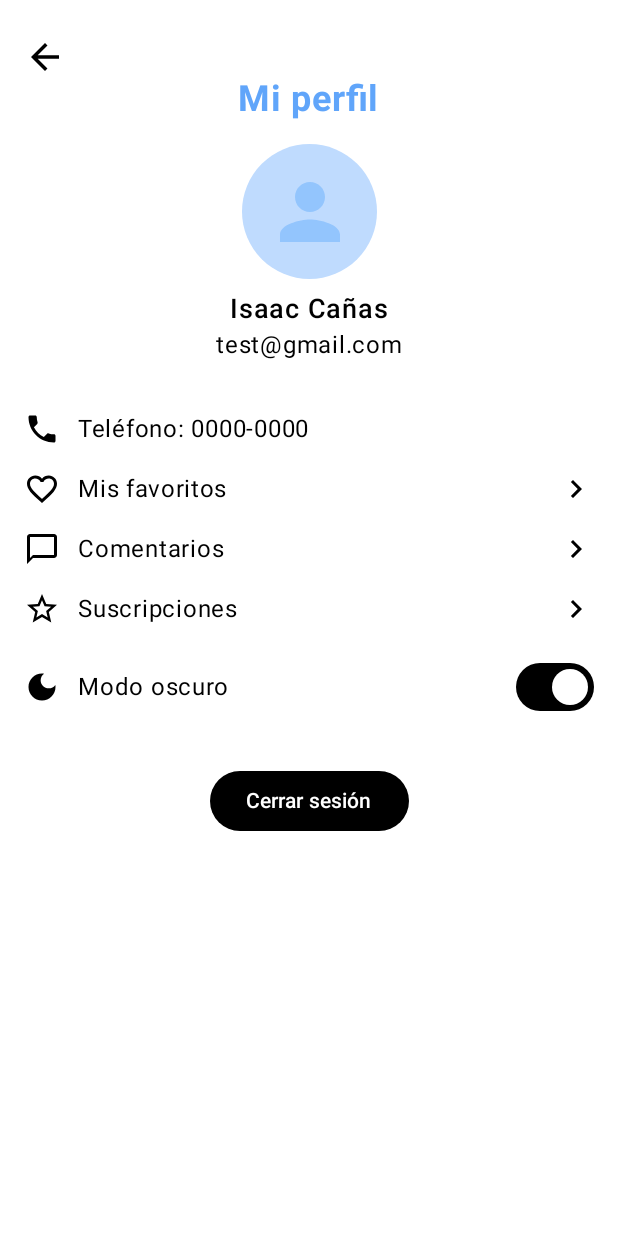
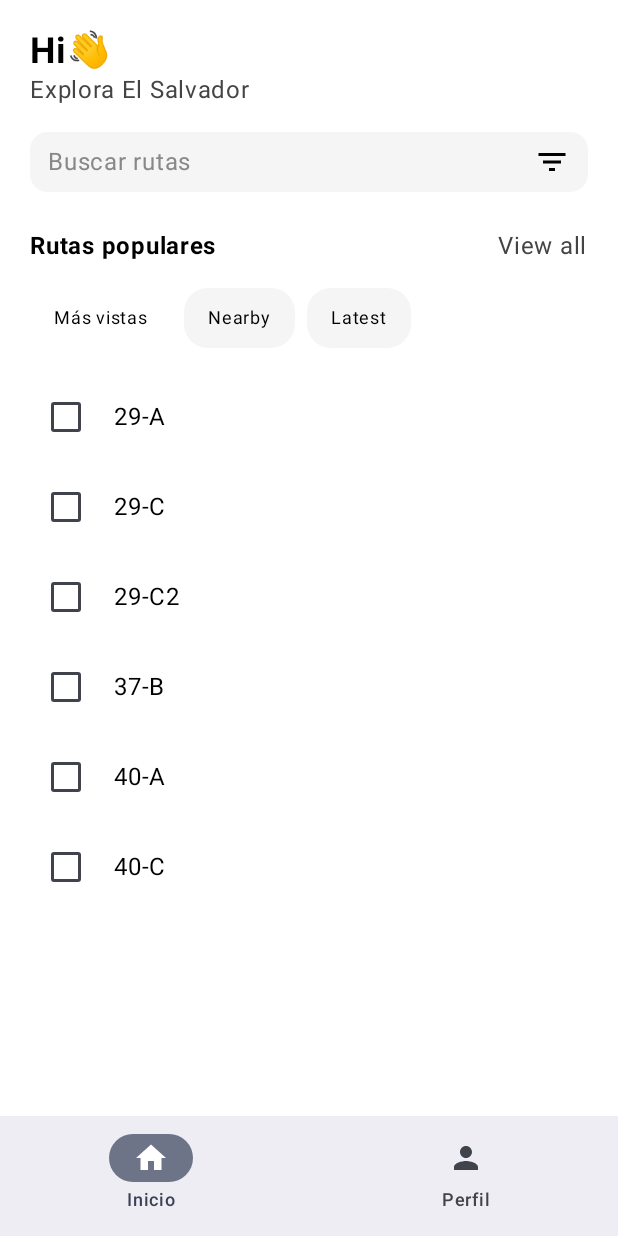
Before and after one commit to samuelanzora363823/AppMoviles, an Android app built with Jetpack Compose: the screen it shows after launch (MainActivity), on a phone screen of 412 x 824 dp. Run offline under Robolectric (Android 15) with nearby library versions, the light colour scheme and no system bars.

Commit message:
añadi homeScreen

```diff
--- a/MovilesApp/app/src/main/java/com/example/movilesapp/MainActivity.kt
+++ b/MovilesApp/app/src/main/java/com/example/movilesapp/MainActivity.kt
@@ -4,6 +4,7 @@ import android.os.Bundle
 import androidx.activity.ComponentActivity
 import androidx.activity.compose.setContent
 import androidx.activity.enableEdgeToEdge
+import androidx.compose.foundation.layout.Box
 import androidx.compose.foundation.layout.fillMaxSize
 import androidx.compose.foundation.layout.padding
 import androidx.compose.material3.Scaffold
@@ -11,6 +12,7 @@ import androidx.compose.runtime.Composable
 import androidx.compose.ui.Modifier
 import androidx.compose.ui.tooling.preview.Preview
 import androidx.navigation.compose.rememberNavController
+import com.example.movilesapp.ui.components.BottomBar
 import com.example.movilesapp.ui.navigation.NavGraph
 import com.example.movilesapp.ui.theme.MovilesAppTheme
 
@@ -21,10 +23,11 @@ class MainActivity : ComponentActivity() {
         setContent {
             MovilesAppTheme {
                 val navController = rememberNavController()
-                Scaffold(modifier = Modifier.fillMaxSize()) { innerPadding ->
-                    androidx.compose.foundation.layout.Box(
-                        modifier = Modifier.padding(innerPadding)
-                    ) {
+                Scaffold(
+                    modifier = Modifier.fillMaxSize(),
+                    bottomBar = { BottomBar(navController) } // 👈 Aquí agregas la barra
+                ) { innerPadding ->
+                    Box(modifier = Modifier.padding(innerPadding)) {
                         NavGraph(navController = navController)
                     }
                 }
@@ -32,6 +35,7 @@ class MainActivity : ComponentActivity() {
         }
     }
 }
+
 
 @Preview(showBackground = true)
 @Composable
--- /dev/null
+++ b/MovilesApp/app/src/main/java/com/example/movilesapp/ui/theme/navigation/BottomBar.kt
@@ -0,0 +1,35 @@
+// archivo: ui/components/BottomBar.kt
+package com.example.movilesapp.ui.components
+
+import androidx.compose.material3.*
+import androidx.compose.runtime.Composable
+import androidx.navigation.NavController
+import androidx.navigation.compose.currentBackStackEntryAsState
+import com.example.movilesapp.ui.navigation.BottomNavItem
+
+@Composable
+fun BottomBar(navController: NavController) {
+    val items = listOf(
+        BottomNavItem.Home,
+        BottomNavItem.Profile
+    )
+    val navBackStackEntry = navController.currentBackStackEntryAsState().value
+    val currentRoute = navBackStackEntry?.destination?.route
+
+    NavigationBar {
+        items.forEach { item ->
+            NavigationBarItem(
+                selected = currentRoute == item.route,
+                onClick = {
+                    if (currentRoute != item.route) {
+                        navController.navigate(item.route) {
+                            launchSingleTop = true
+                        }
+                    }
+                },
+                icon = { Icon(item.icon, contentDescription = item.label) },
+                label = { Text(item.label) }
+            )
+        }
+    }
+}
--- /dev/null
+++ b/MovilesApp/app/src/main/java/com/example/movilesapp/ui/theme/navigation/BottomNavItem.kt
@@ -0,0 +1,15 @@
+package com.example.movilesapp.ui.navigation
+
+import androidx.compose.material.icons.Icons
+import androidx.compose.material.icons.filled.Home
+import androidx.compose.material.icons.filled.Person
+import androidx.compose.ui.graphics.vector.ImageVector
+
+sealed class BottomNavItem(
+    val route: String,
+    val icon: ImageVector,
+    val label: String
+) {
+    object Home : BottomNavItem("home", Icons.Filled.Home, "Inicio")
+    object Profile : BottomNavItem("profile", Icons.Filled.Person, "Perfil")
+}
--- a/MovilesApp/app/src/main/java/com/example/movilesapp/ui/theme/navigation/NavGraph.kt
+++ b/MovilesApp/app/src/main/java/com/example/movilesapp/ui/theme/navigation/NavGraph.kt
@@ -1,23 +1,39 @@
 package com.example.movilesapp.ui.navigation
 
 import androidx.compose.runtime.Composable
+import androidx.compose.runtime.MutableState
+import androidx.compose.runtime.remember
+import androidx.compose.runtime.mutableStateOf
 import androidx.navigation.NavHostController
 import androidx.navigation.compose.NavHost
 import androidx.navigation.compose.composable
+import com.example.movilesapp.ui.screens.HomeScreen
 import com.example.movilesapp.ui.screens.SplashScreen
 import com.example.movilesapp.ui.screens.Profile
+import com.example.movilesapp.ui.theme.MovilesAppTheme
 
 @Composable
 fun NavGraph(navController: NavHostController) {
+    // Gestionamos el estado del modo oscuro
+    var isDarkMode = remember { mutableStateOf(false) } // Usamos mutableStateOf
+
+    // Aplicamos el tema globalmente según el estado de isDarkMode
+    MovilesAppTheme(darkTheme = isDarkMode.value) {
         NavHost(
             navController = navController,
-        startDestination = "splash"
+            startDestination = "home"
         ) {
+            composable("home") {
+                // Pasamos el estado de isDarkMode a la pantalla de Home
+                HomeScreen(isDarkMode = isDarkMode.value)
+            }
             composable("splash") {
                 SplashScreen(navController)
             }
-        composable("home") {
-            Profile()
+            composable("profile") {
+                // En el perfil, permitimos cambiar el estado de isDarkMode
+                Profile(isDarkMode = isDarkMode.value, onToggleDarkMode = { isDarkMode.value = it })
             }
         }
     }
+}
--- /dev/null
+++ b/MovilesApp/app/src/main/java/com/example/movilesapp/ui/theme/screens/HomeScreen.kt
@@ -0,0 +1,141 @@
+package com.example.movilesapp.ui.screens
+
+import androidx.compose.ui.tooling.preview.Preview
+import androidx.compose.foundation.background
+import androidx.compose.foundation.clickable
+import androidx.compose.foundation.layout.*
+import androidx.compose.foundation.shape.RoundedCornerShape
+import androidx.compose.material.icons.Icons
+import androidx.compose.material.icons.filled.FilterList
+import androidx.compose.material3.Checkbox
+import androidx.compose.material3.Icon
+import androidx.compose.material3.Text
+import androidx.compose.runtime.Composable
+import androidx.compose.ui.Alignment
+import androidx.compose.ui.Modifier
+import androidx.compose.ui.graphics.Color
+import androidx.compose.ui.text.font.FontWeight
+import androidx.compose.ui.unit.dp
+import androidx.compose.ui.unit.sp
+
+@Composable
+fun HomeScreen(isDarkMode: Boolean) {
+    Column(
+        modifier = Modifier
+            .fillMaxSize()
+            .background(if (isDarkMode) Color.Black else Color.White)
+            .padding(20.dp)
+    ) {
+        // Saludo
+        Text(
+            text = "Hi👋",
+            fontSize = 24.sp,
+            fontWeight = FontWeight.Bold,
+            color = if (isDarkMode) Color.White else Color.Black
+        )
+        Text(
+            text = "Explora El Salvador",
+            color = if (isDarkMode) Color.Gray else Color.DarkGray
+        )
+
+        Spacer(modifier = Modifier.height(16.dp))
+
+        // Barra de búsqueda
+        Row(
+            modifier = Modifier
+                .fillMaxWidth()
+                .background(
+                    if (isDarkMode) Color.DarkGray else Color(0xFFF5F5F5),
+                    RoundedCornerShape(12.dp)
+                )
+                .padding(horizontal = 12.dp, vertical = 8.dp),
+            verticalAlignment = Alignment.CenterVertically
+        ) {
+            Text(
+                text = "Buscar rutas",
+                color = Color.Gray,
+                modifier = Modifier.weight(1f)
+            )
+            Icon(
+                imageVector = Icons.Default.FilterList,
+                contentDescription = "Filtro",
+                tint = if (isDarkMode) Color.White else Color.Black
+            )
+        }
+
+        Spacer(modifier = Modifier.height(24.dp))
+
+        // Título sección
+        Row(
+            modifier = Modifier.fillMaxWidth(),
+            horizontalArrangement = Arrangement.SpaceBetween
+        ) {
+            Text(
+                text = "Rutas populares",
+                fontWeight = FontWeight.Bold,
+                color = if (isDarkMode) Color.White else Color.Black
+            )
+            Text(
+                text = "View all",
+                color = if (isDarkMode) Color.Gray else Color.DarkGray
+            )
+        }
+
+        Spacer(modifier = Modifier.height(16.dp))
+
+        // Filtros
+        Row {
+            FilterChip(text = "Más vistas", isSelected = true, isDarkMode = isDarkMode)
+            Spacer(modifier = Modifier.width(8.dp))
+            FilterChip(text = "Nearby", isDarkMode = isDarkMode)
+            Spacer(modifier = Modifier.width(8.dp))
+            FilterChip(text = "Latest", isDarkMode = isDarkMode)
+        }
+
+        Spacer(modifier = Modifier.height(16.dp))
+
+        // Lista de rutas
+        val rutas = listOf("29-A", "29-C", "29-C2", "37-B", "40-A", "40-C")
+        rutas.forEach { ruta ->
+            Row(
+                verticalAlignment = Alignment.CenterVertically,
+                modifier = Modifier
+                    .fillMaxWidth()
+                    .padding(vertical = 6.dp)
+            ) {
+                Checkbox(checked = false, onCheckedChange = {})
+                Spacer(modifier = Modifier.width(8.dp))
+                Text(
+                    text = ruta,
+                    color = if (isDarkMode) Color.White else Color.Black
+                )
+            }
+        }
+    }
+}
+
+@Composable
+fun FilterChip(text: String, isSelected: Boolean = false, isDarkMode: Boolean = false) {
+    Box(
+        modifier = Modifier
+            .background(
+                if (isSelected) Color.White else if (isDarkMode) Color.Gray else Color(0xFFF5F5F5),
+                RoundedCornerShape(16.dp)
+            )
+            .clickable { }
+            .padding(horizontal = 16.dp, vertical = 8.dp)
+    ) {
+        Text(
+            text = text,
+            color = if (isSelected) Color.Black else if (isDarkMode) Color.White else Color.Black,
+            fontSize = 12.sp
+        )
+    }
+}
+
+
+@Preview(showBackground = true, showSystemUi = true)
+@Composable
+fun HomeScreenPreview() {
+    HomeScreen(isDarkMode = false)
+}
--- a/MovilesApp/app/src/main/java/com/example/movilesapp/ui/theme/screens/ProfileScree.kt
+++ b/MovilesApp/app/src/main/java/com/example/movilesapp/ui/theme/screens/ProfileScree.kt
@@ -2,20 +2,10 @@ package com.example.movilesapp.ui.screens
 
 import androidx.compose.foundation.background
 import androidx.compose.foundation.clickable
-import androidx.compose.foundation.layout.Box
-import androidx.compose.foundation.layout.Column
-import androidx.compose.foundation.layout.Row
-import androidx.compose.foundation.layout.Spacer
-import androidx.compose.foundation.layout.fillMaxSize
-import androidx.compose.foundation.layout.fillMaxWidth
-import androidx.compose.foundation.layout.height
-import androidx.compose.foundation.layout.padding
-import androidx.compose.foundation.layout.size
-import androidx.compose.foundation.layout.width
+import androidx.compose.foundation.layout.*
 import androidx.compose.foundation.shape.CircleShape
 import androidx.compose.foundation.shape.RoundedCornerShape
 import androidx.compose.material.icons.Icons
-import androidx.compose.material.icons.filled.ArrowBack
 import androidx.compose.material.icons.filled.ChatBubbleOutline
 import androidx.compose.material.icons.filled.ChevronRight
 import androidx.compose.material.icons.filled.DarkMode
@@ -23,17 +13,8 @@ import androidx.compose.material.icons.filled.FavoriteBorder
 import androidx.compose.material.icons.filled.Person
 import androidx.compose.material.icons.filled.Phone
 import androidx.compose.material.icons.filled.StarBorder
-import androidx.compose.material3.Button
-import androidx.compose.material3.ButtonDefaults
-import androidx.compose.material3.Icon
-import androidx.compose.material3.Switch
-import androidx.compose.material3.SwitchDefaults
-import androidx.compose.material3.Text
+import androidx.compose.material3.*
 import androidx.compose.runtime.Composable
-import androidx.compose.runtime.getValue
-import androidx.compose.runtime.mutableStateOf
-import androidx.compose.runtime.remember
-import androidx.compose.runtime.setValue
 import androidx.compose.ui.Alignment
 import androidx.compose.ui.Modifier
 import androidx.compose.ui.draw.clip
@@ -43,40 +24,35 @@ import androidx.compose.ui.text.font.FontWeight
 import androidx.compose.ui.tooling.preview.Preview
 import androidx.compose.ui.unit.dp
 import androidx.compose.ui.unit.sp
-import androidx.navigation.compose.rememberNavController
-import com.example.movilesapp.ui.navigation.NavGraph
 import com.example.movilesapp.ui.theme.MovilesAppTheme
 
 @Composable
-fun Profile() {
-    var isDarkMode by remember { mutableStateOf(true) }
+fun Profile(
+    isDarkMode: Boolean,
+    onToggleDarkMode: (Boolean) -> Unit
+) {
+    val backgroundColor = if (isDarkMode) Color.Black else Color.White
+    val primaryTextColor = if (isDarkMode) Color.White else Color.Black
+    val secondaryTextColor = if (isDarkMode) Color.LightGray else Color.DarkGray
+    val iconTintColor = primaryTextColor
 
     Box(
         modifier = Modifier
             .fillMaxSize()
-            .background(if (isDarkMode) Color.White else Color.Black),
+            .background(backgroundColor),
         contentAlignment = Alignment.Center
     ) {
         Column(
             modifier = Modifier
-                .fillMaxSize() // <- usar todo el alto y ancho de la pantalla
-                .padding(horizontal = 16.dp, vertical = 24.dp), // padding opcional si quieres algo de margen
+                .fillMaxSize()
+                .padding(horizontal = 16.dp, vertical = 24.dp),
             horizontalAlignment = Alignment.CenterHorizontally
         ) {
-            Icon(
-                imageVector = Icons.Default.ArrowBack,
-                contentDescription = "Back",
-                tint = if (isDarkMode) Color.Black else Color.Black,
-                modifier = Modifier
-                    .align(Alignment.Start)
-                    .size(28.dp)
-            )
-
             Text(
                 text = "Mi perfil",
                 fontSize = 24.sp,
                 fontWeight = FontWeight.Bold,
-                color = if (isDarkMode) Color(0xFF60A5FA) else Color(0xFF1E40AF)
+                color = primaryTextColor
             )
 
             Spacer(modifier = Modifier.height(16.dp))
@@ -86,7 +62,7 @@ fun Profile() {
                 modifier = Modifier
                     .size(90.dp)
                     .clip(CircleShape)
-                    .background(Color(0xFFBFDBFE)),
+                    .background(if (isDarkMode) Color(0xFF333333) else Color(0xFFBFDBFE)),
                 contentAlignment = Alignment.Center
             ) {
                 Icon(
@@ -103,11 +79,11 @@ fun Profile() {
                 text = "Isaac Cañas",
                 fontSize = 18.sp,
                 fontWeight = FontWeight.SemiBold,
-                color = if (isDarkMode) Color.Black else Color.White
+                color = primaryTextColor
             )
             Text(
                 text = "test@gmail.com",
-                color = if (isDarkMode) Color.Black else Color.White
+                color = secondaryTextColor
             )
 
             Spacer(modifier = Modifier.height(24.dp))
@@ -136,6 +112,8 @@ fun Profile() {
                 isDarkMode = isDarkMode
             )
 
+            Spacer(modifier = Modifier.height(24.dp))
+
             // Modo oscuro con switch
             Row(
                 modifier = Modifier
@@ -146,26 +124,25 @@ fun Profile() {
                 Icon(
                     Icons.Default.DarkMode,
                     contentDescription = "Modo oscuro",
-                    tint = if (isDarkMode) Color.Black else Color.White
+                    tint = iconTintColor
                 )
                 Spacer(modifier = Modifier.width(12.dp))
                 Text(
                     text = "Modo oscuro",
                     fontSize = 16.sp,
-                    color = if (isDarkMode) Color.Black else Color.White
+                    color = primaryTextColor
                 )
                 Spacer(modifier = Modifier.weight(1f))
                 Switch(
                     checked = isDarkMode,
-                    onCheckedChange = { isDarkMode = it },
+                    onCheckedChange = { onToggleDarkMode(it) },
                     colors = SwitchDefaults.colors(
-                        checkedThumbColor = if (isDarkMode) Color.White else Color.Black,
-                        uncheckedThumbColor = if (isDarkMode) Color.Black else Color.White,
-                        checkedTrackColor = Color.Black, // Color de la pista activada
-                        uncheckedTrackColor = Color.Black // Color de la pista desactivada
+                        checkedThumbColor = Color.White,
+                        uncheckedThumbColor = Color.Gray,
+                        checkedTrackColor = Color.DarkGray,
+                        uncheckedTrackColor = Color.LightGray
                     )
                 )
-
             }
 
             Spacer(modifier = Modifier.height(20.dp))
@@ -174,7 +151,7 @@ fun Profile() {
             Button(
                 onClick = { /* Acción cerrar sesión */ },
                 colors = ButtonDefaults.buttonColors(
-                    containerColor = if (isDarkMode) Color.Black else Color.Gray
+                    containerColor = if (isDarkMode) Color.DarkGray else Color.Gray
                 ),
                 shape = RoundedCornerShape(20.dp)
             ) {
@@ -191,6 +168,9 @@ fun ProfileItem(
     trailing: ImageVector? = null,
     isDarkMode: Boolean
 ) {
+    val textColor = if (isDarkMode) Color.White else Color.Black
+    val iconColor = textColor
+
     Row(
         modifier = Modifier
             .fillMaxWidth()
@@ -201,30 +181,43 @@ fun ProfileItem(
         Icon(
             icon,
             contentDescription = null,
-            tint = if (isDarkMode) Color.Black else Color.White
+            tint = iconColor
         )
         Spacer(modifier = Modifier.width(12.dp))
         Text(
             text = label,
             fontSize = 16.sp,
-            color = if (isDarkMode) Color.Black else Color.White
+            color = textColor
         )
         Spacer(modifier = Modifier.weight(1f))
         trailing?.let {
             Icon(
                 it,
                 contentDescription = null,
-                tint = if (isDarkMode) Color.Black else Color.White
+                tint = iconColor
             )
         }
     }
 }
 
-
-@Preview(showBackground = true)
+@Preview(showBackground = true, name = "Light Mode")
 @Composable
 fun ProfilePreviewLight() {
-    MovilesAppTheme(darkTheme = true) {
-        Profile()
+    MovilesAppTheme(darkTheme = false) {
+        Profile(
+            isDarkMode = false,
+            onToggleDarkMode = {}
+        )
     }
 }
+
+@Preview(showBackground = true, name = "Dark Mode")
+@Composable
+fun ProfilePreviewDark() {
+    MovilesAppTheme(darkTheme = true) {
+        Profile(
+            isDarkMode = true,
+            onToggleDarkMode = {}
+        )
+    }
+}
--- a/MovilesApp/app/src/main/java/com/example/movilesapp/ui/theme/screens/SplashScreen.kt
+++ b/MovilesApp/app/src/main/java/com/example/movilesapp/ui/theme/screens/SplashScreen.kt
@@ -10,13 +10,15 @@ import androidx.compose.ui.graphics.Brush
 import androidx.compose.ui.graphics.Color
 import androidx.compose.ui.text.font.FontStyle
 import androidx.compose.ui.text.font.FontWeight
+import androidx.compose.ui.tooling.preview.Preview
 import androidx.compose.ui.unit.*
 import androidx.navigation.NavController
+import com.example.movilesapp.ui.theme.MovilesAppTheme
 import kotlinx.coroutines.delay
 
+// Versión principal con navegación
 @Composable
 fun SplashScreen(navController: NavController) {
-    // Espera 2 segundos antes de navegar
     LaunchedEffect(Unit) {
         delay(2000)
         navController.navigate("home") {
@@ -24,6 +26,12 @@ fun SplashScreen(navController: NavController) {
         }
     }
 
+    SplashScreenContent()
+}
+
+// Versión reutilizable del contenido visual sin lógica de navegación
+@Composable
+fun SplashScreenContent() {
     Box(
         modifier = Modifier
             .fillMaxSize()
@@ -33,12 +41,15 @@ fun SplashScreen(navController: NavController) {
                         Color(0xFF0073C5), // azul claro
                         Color(0xFF001B45)  // azul oscuro
                     )
-                ),
-                shape = RoundedCornerShape(40.dp)
+                )
+                // Eliminamos el RoundedCornerShape para evitar recortes
             ),
         contentAlignment = Alignment.Center
     ) {
         Column(
+            modifier = Modifier
+                .fillMaxWidth()
+                .padding(horizontal = 24.dp),
             horizontalAlignment = Alignment.CenterHorizontally
         ) {
             Text(
@@ -62,3 +73,12 @@ fun SplashScreen(navController: NavController) {
         }
     }
 }
+
+// Vista previa que utiliza solo la UI sin lógica de navegación
+@Preview(showBackground = true)
+@Composable
+fun SplashScreenPreview() {
+    MovilesAppTheme(darkTheme = false) {
+        SplashScreenContent()
+    }
+}
```
Lines whose indentation alone changed are shown as unchanged.
